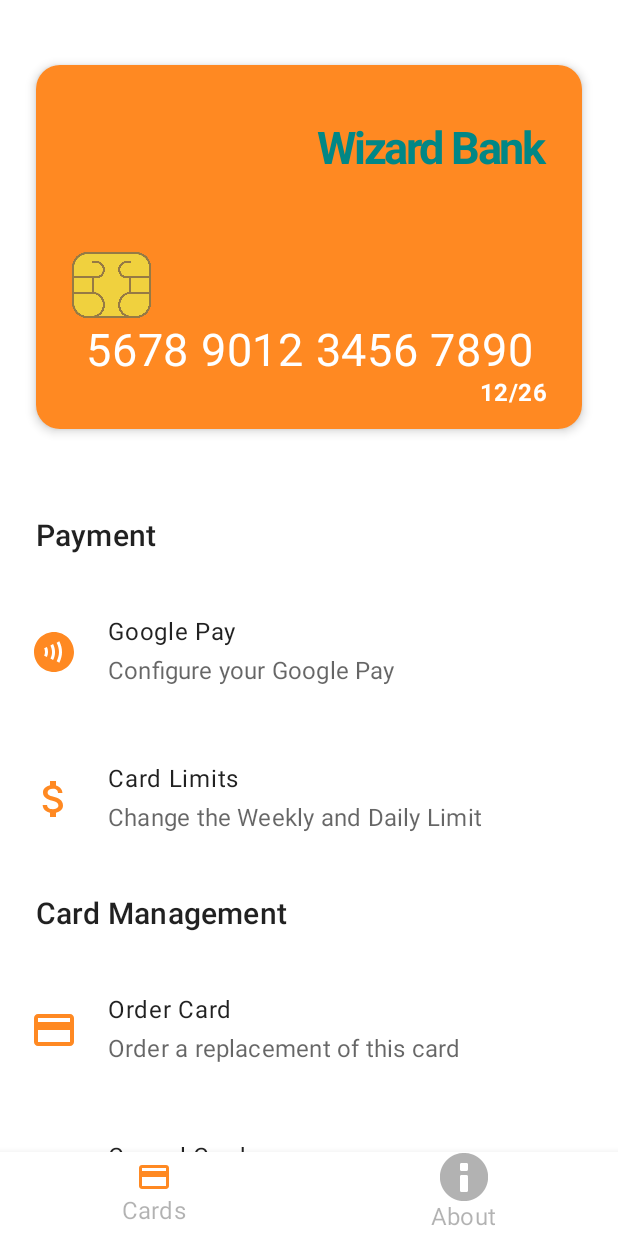
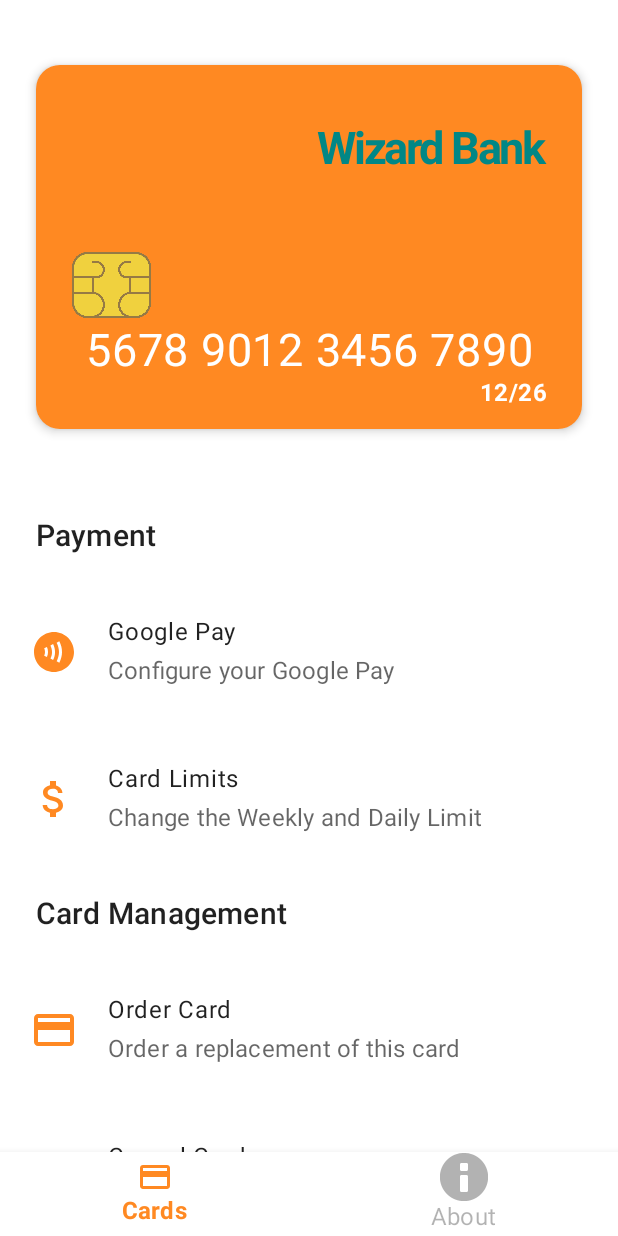
Before and after one commit to Kuruchy/MyCards, an Android app built with Jetpack Compose: the screen it shows after launch (MainActivity), on a phone screen of 412 x 824 dp. Run offline under Robolectric (Android 15) with nearby library versions, the phone set to English and light mode, and no system bars; our stand-ins replace accompanist.

Commit message:
Fix BottomBar color

```diff
--- a/app/src/main/java/com/kurulabs/mycards/ui/composable/main/BottomBar.kt
+++ b/app/src/main/java/com/kurulabs/mycards/ui/composable/main/BottomBar.kt
@@ -6,7 +6,6 @@
 import androidx.compose.material.BottomNavigationItem
 import androidx.compose.material.Icon
 import androidx.compose.material.MaterialTheme
-import androidx.compose.material.MaterialTheme.typography
 import androidx.compose.material.Text
 import androidx.compose.runtime.Composable
 import androidx.compose.runtime.MutableState
@@ -15,6 +14,7 @@
 import androidx.compose.ui.Modifier
 import androidx.compose.ui.res.painterResource
 import androidx.compose.ui.res.stringResource
+import androidx.compose.ui.text.font.FontWeight
 import androidx.compose.ui.unit.dp
 import androidx.navigation.NavHostController
 import com.kurulabs.mycards.ui.models.main.BottomNavigationScreens
@@ -53,8 +53,7 @@
                     Text(
                         modifier = Modifier,
                         text = stringResource(id = screen.stringResId),
-                        style = typography.subtitle1,
-                        color = MaterialTheme.colors.onBackground.copy(0.3f),
+                        style = getLabelTextStyle(isSelected)
                     )
                 },
                 selected = isSelected,
@@ -71,3 +70,10 @@
         }
     }
 }
+
+@Composable
+fun getLabelTextStyle(isSelected: Boolean) = if (isSelected) {
+    MaterialTheme.typography.subtitle1.copy(fontWeight = FontWeight.Bold, color = Orange)
+} else {
+    MaterialTheme.typography.subtitle1.copy(color = MaterialTheme.colors.onBackground.copy(0.3f))
+}
```
